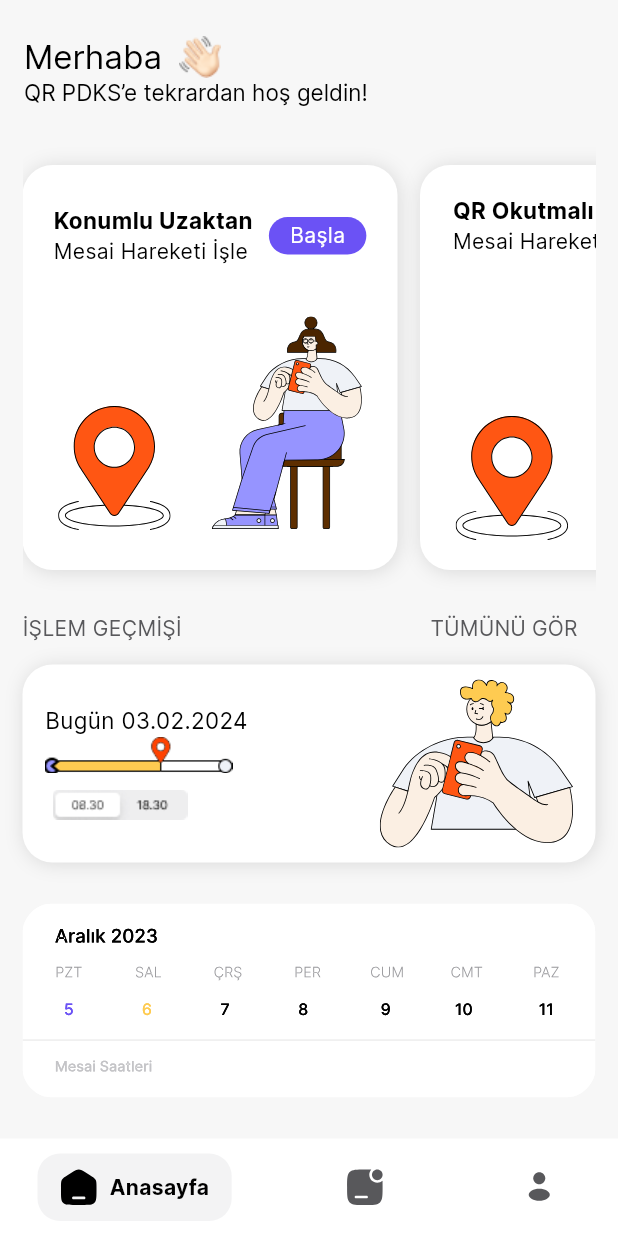
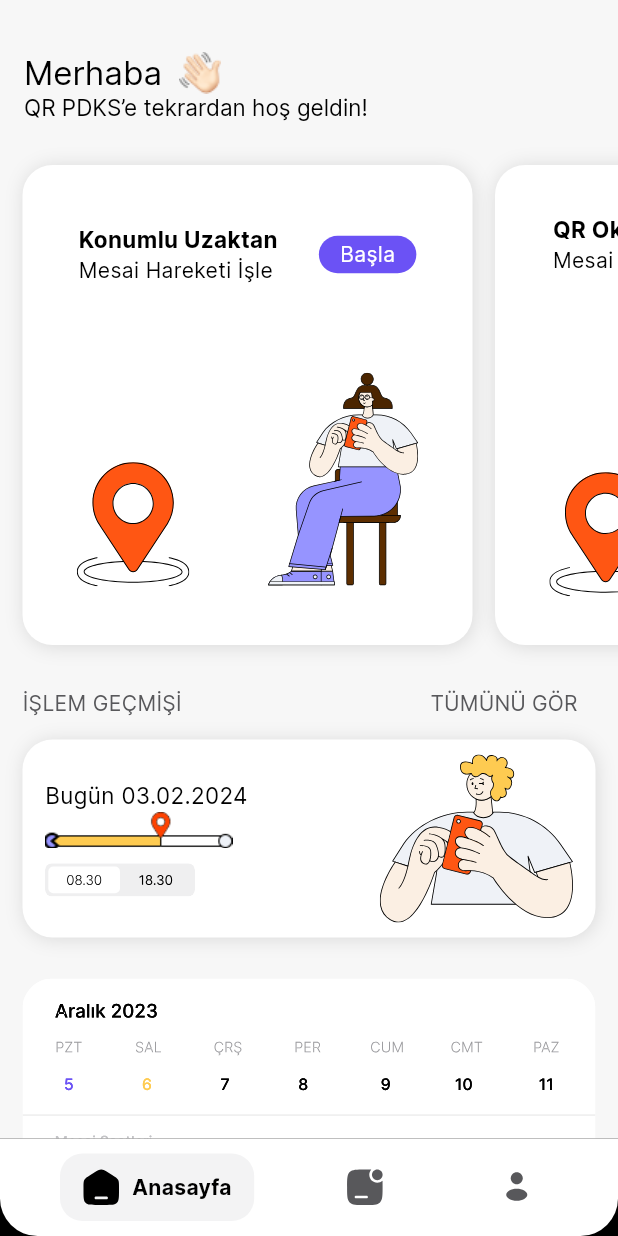
Before and after one commit to yavuzfeti/qr, a Flutter app: the Base screen opened directly, on a phone screen of 412 x 824 dp. Run offline on Flutter 3.47's test engine with Material 3 defaults, Android fonts, the phone set to English and light mode, and no system bars; drawn by our look-alikes of google_nav_bar; our stand-ins replace connectivity_plus, device_info_plus, dio, firebase_core, firebase_messaging, flutter_local_notifications and 8 more; missing offline and left inert: flutter_barcode_scanner; accounts and stored records are empty; project files that could hold a hidden picture were left out.

Commit message:
update düzen

```diff
--- a/lib/Components/BottomBar.dart
+++ b/lib/Components/BottomBar.dart
@@ -18,9 +18,17 @@ class _BottomBarState extends State<BottomBar> {
   @override
   Widget build(BuildContext context) {
     return Container(
+      color: Colors.black,
+      child: Container(
         height: 65,
+        decoration: BoxDecoration(
           color: Themes.light,
-      padding: const EdgeInsets.symmetric(vertical: 10,horizontal: 25),
+          borderRadius: BorderRadius.only(
+            bottomLeft: Radius.circular(25),
+            bottomRight: Radius.circular(25),
+          ),
+        ),
+        padding: const EdgeInsets.symmetric(vertical: 10,horizontal: 40),
         child: GNav(
           tabs: widget.items,
           selectedIndex: bottomIndex,
@@ -41,6 +49,7 @@ class _BottomBarState extends State<BottomBar> {
           curve: Curves.easeInExpo,
           duration: const Duration(milliseconds: 500),
         ),
+      ),
     );
   }
 }
--- a/lib/Components/TopBar.dart
+++ b/lib/Components/TopBar.dart
@@ -1,4 +1,5 @@
 import 'package:flutter/material.dart';
+import 'package:qr/Components/BottomBar.dart';
 import 'package:qr/Components/Themes.dart';
 import 'package:qr/Utils/Network.dart';
 
@@ -37,14 +38,12 @@ class _TopBarState extends State<TopBar> {
     return Column(
       mainAxisAlignment: MainAxisAlignment.center,
       children: [
-        if(widget.title!="home")
-          Column(
-            children: [
         Container(
           width: double.infinity,
           color: Themes.back,
           height: 30,
         ),
+        if(widget.title!="home"||bottomIndex==1)
           Container(
             width: MediaQuery.sizeOf(context).width-25,
             height: 13,
@@ -56,13 +55,11 @@ class _TopBarState extends State<TopBar> {
               ),
             ),
           ),
-            ],
-          ),
-        AppBar(
+        Expanded(
+          child: AppBar(
             elevation: 0,
             backgroundColor: Themes.back,
             centerTitle: true,
-          toolbarHeight: 50,
             title: widget.title == "home"
                 ? Column(
               crossAxisAlignment: CrossAxisAlignment.start,
@@ -81,6 +78,7 @@ class _TopBarState extends State<TopBar> {
                 )
                 : Text(widget.title,style: const TextStyle(color: Themes.text,fontWeight: FontWeight.bold),),
           ),
+        ),
       ],
     );
   }
--- a/lib/Screens/Home.dart
+++ b/lib/Screens/Home.dart
@@ -17,10 +17,10 @@ class _HomeState extends State<Home> {
   Container con(String title, String resim)
   {
     return Container(
-      margin: EdgeInsets.fromLTRB(0, 15, 15, 15),
+      margin: EdgeInsets.fromLTRB(15, 15, resim=="Standing" ? 15 : 0, 15),
       padding: EdgeInsets.all(10),
       decoration: Themes.decor,
-      width: 250,
+      width: 300,
       child: InkWell(
         onTap: ()
         {
@@ -66,13 +66,11 @@ class _HomeState extends State<Home> {
 
   @override
   Widget build(BuildContext context) {
-    return Container(
-      padding: EdgeInsets.symmetric(horizontal: 15),
-      child: SingleChildScrollView(
+    return SingleChildScrollView(
       child: Column(
         children: [
           SizedBox(
-              height: 300,
+            height: 350,
             child: ListView(
               scrollDirection: Axis.horizontal,
               children: [
@@ -81,6 +79,10 @@ class _HomeState extends State<Home> {
               ],
             ),
           ),
+          Container(
+            padding: EdgeInsets.symmetric(horizontal: 15),
+            child: Column(
+              children: [
                 Row(
                   mainAxisAlignment: MainAxisAlignment.spaceBetween,
                   children: [
@@ -109,7 +111,7 @@ class _HomeState extends State<Home> {
                           Text("Bugün ${DateFormat("dd.MM.yyyy").format((DateTime.now()))}",style: TextStyle(fontSize: 15),),
                           Image.asset("lib/Assets/Images/cizgi.png",width: 125,),
                           SizedBox(height: 10,),
-                  Image.asset("lib/Assets/Images/segment.png",width: 100,),
+                          SvgPicture.asset("lib/Assets/Images/segment.svg",width: 100,),
                         ],
                       ),
                       SvgPicture.asset("lib/Assets/Images/person.svg"),
@@ -122,6 +124,8 @@ class _HomeState extends State<Home> {
                 ),
               ],
             ),
+          )
+        ],
       ),
     );
   }
--- a/lib/Screens/Notifications.dart
+++ b/lib/Screens/Notifications.dart
@@ -11,9 +11,6 @@ class Notifications extends StatefulWidget {
 class _NotificationsState extends State<Notifications> {
   @override
   Widget build(BuildContext context) {
-    return Align(
-        alignment:Alignment.topCenter,
-        child: SvgPicture.asset("lib/Assets/Images/notification.svg")
-    );
+    return SvgPicture.asset("lib/Assets/Images/notification.svg");
   }
 }
--- a/pubspec.yaml
+++ b/pubspec.yaml
@@ -29,6 +29,7 @@ dependencies:
   firebase_core: ^2.24.0
   firebase_messaging: ^14.7.6
   flutter_local_notifications: ^16.2.0
+  url_launcher: ^6.2.4
 
 dev_dependencies:
   flutter_test:
```
Also changed, not shown: lib/Components/Sheet.dart (+23 -3 lines), lib/Screens/Option.dart (+15 -2 lines), lib/Screens/Set/Denetim.dart (+16 -5 lines), lib/Utils/NotificationBackground.dart (+2 -8 lines), lib/Assets/Images/segment.png (deleted), lib/Assets/Images/segment.svg (added), pubspec.lock. Lines whose indentation alone changed are shown as unchanged.
